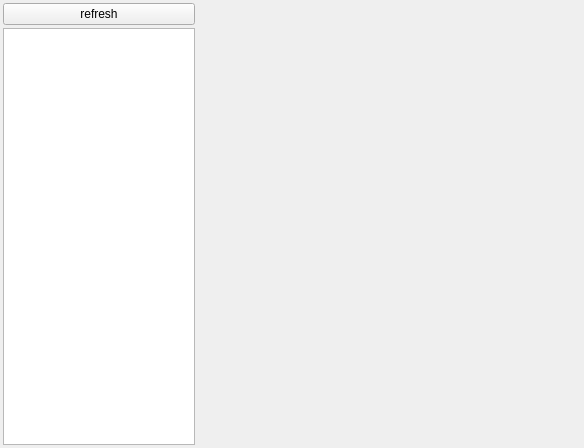
Old version of the form utils/hdf5_viewer.ui in the repository dean-nanomol/nanomol.
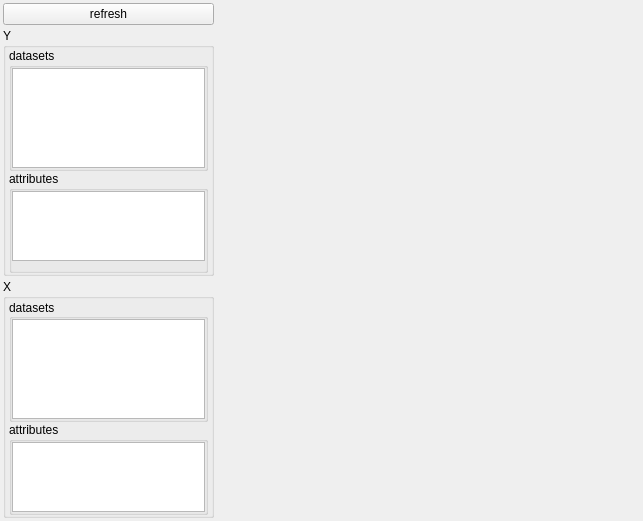
New version of the form.

Commit message: update hdf5 viewer

Patch:
```diff
--- a/utils/hdf5_viewer.ui
+++ b/utils/hdf5_viewer.ui
@@ -6,8 +6,8 @@
    <rect>
     <x>0</x>
     <y>0</y>
-    <width>584</width>
-    <height>448</height>
+    <width>643</width>
+    <height>521</height>
    </rect>
   </property>
   <property name="windowTitle">
@@ -30,7 +30,10 @@
     <number>3</number>
    </property>
    <item>
-    <layout class="QVBoxLayout" name="verticalLayout">
+    <layout class="QVBoxLayout" name="verticalLayout" stretch="0,0,0">
+     <property name="spacing">
+      <number>3</number>
+     </property>
      <item>
       <widget class="QPushButton" name="refresh_pushbutton">
        <property name="text">
@@ -39,10 +42,209 @@
       </widget>
      </item>
      <item>
-      <widget class="QTreeView" name="datafile_treeview">
-       <property name="itemsExpandable">
-        <bool>true</bool>
+      <widget class="QGroupBox" name="groupBox_2">
+       <property name="minimumSize">
+        <size>
+         <width>0</width>
+         <height>20</height>
+        </size>
        </property>
+       <property name="title">
+        <string>Y</string>
+       </property>
+       <layout class="QVBoxLayout" name="verticalLayout_3" stretch="7,3">
+        <property name="spacing">
+         <number>0</number>
+        </property>
+        <property name="leftMargin">
+         <number>3</number>
+        </property>
+        <property name="topMargin">
+         <number>0</number>
+        </property>
+        <property name="rightMargin">
+         <number>3</number>
+        </property>
+        <property name="bottomMargin">
+         <number>0</number>
+        </property>
+        <item>
+         <widget class="QGroupBox" name="groupBox_6">
+          <property name="minimumSize">
+           <size>
+            <width>0</width>
+            <height>0</height>
+           </size>
+          </property>
+          <property name="title">
+           <string>datasets</string>
+          </property>
+          <layout class="QHBoxLayout" name="horizontalLayout_3">
+           <property name="spacing">
+            <number>0</number>
+           </property>
+           <property name="leftMargin">
+            <number>0</number>
+           </property>
+           <property name="topMargin">
+            <number>0</number>
+           </property>
+           <property name="rightMargin">
+            <number>0</number>
+           </property>
+           <property name="bottomMargin">
+            <number>0</number>
+           </property>
+           <item>
+            <widget class="QTreeView" name="datafile_treeview_Y">
+             <property name="selectionMode">
+              <enum>QAbstractItemView::ExtendedSelection</enum>
+             </property>
+             <property name="selectionBehavior">
+              <enum>QAbstractItemView::SelectItems</enum>
+             </property>
+             <property name="itemsExpandable">
+              <bool>true</bool>
+             </property>
+             <attribute name="headerVisible">
+              <bool>false</bool>
+             </attribute>
+            </widget>
+           </item>
+          </layout>
+         </widget>
+        </item>
+        <item>
+         <widget class="QGroupBox" name="groupBox_5">
+          <property name="minimumSize">
+           <size>
+            <width>0</width>
+            <height>0</height>
+           </size>
+          </property>
+          <property name="title">
+           <string>attributes</string>
+          </property>
+          <layout class="QHBoxLayout" name="horizontalLayout_2">
+           <property name="spacing">
+            <number>0</number>
+           </property>
+           <property name="leftMargin">
+            <number>0</number>
+           </property>
+           <property name="topMargin">
+            <number>0</number>
+           </property>
+           <property name="rightMargin">
+            <number>0</number>
+           </property>
+           <item>
+            <widget class="QTableView" name="attrs_tableview_Y"/>
+           </item>
+          </layout>
+         </widget>
+        </item>
+       </layout>
+      </widget>
+     </item>
+     <item>
+      <widget class="QGroupBox" name="groupBox">
+       <property name="sizePolicy">
+        <sizepolicy hsizetype="Preferred" vsizetype="Preferred">
+         <horstretch>0</horstretch>
+         <verstretch>0</verstretch>
+        </sizepolicy>
+       </property>
+       <property name="minimumSize">
+        <size>
+         <width>0</width>
+         <height>0</height>
+        </size>
+       </property>
+       <property name="title">
+        <string>X</string>
+       </property>
+       <layout class="QVBoxLayout" name="verticalLayout_2" stretch="7,3">
+        <property name="spacing">
+         <number>0</number>
+        </property>
+        <property name="leftMargin">
+         <number>3</number>
+        </property>
+        <property name="topMargin">
+         <number>0</number>
+        </property>
+        <property name="rightMargin">
+         <number>3</number>
+        </property>
+        <property name="bottomMargin">
+         <number>0</number>
+        </property>
+        <item>
+         <widget class="QGroupBox" name="groupBox_3">
+          <property name="title">
+           <string>datasets</string>
+          </property>
+          <property name="alignment">
+           <set>Qt::AlignLeading|Qt::AlignLeft|Qt::AlignVCenter</set>
+          </property>
+          <property name="flat">
+           <bool>false</bool>
+          </property>
+          <layout class="QHBoxLayout" name="horizontalLayout_4">
+           <property name="spacing">
+            <number>0</number>
+           </property>
+           <property name="leftMargin">
+            <number>0</number>
+           </property>
+           <property name="topMargin">
+            <number>0</number>
+           </property>
+           <property name="rightMargin">
+            <number>0</number>
+           </property>
+           <property name="bottomMargin">
+            <number>0</number>
+           </property>
+           <item>
+            <widget class="QTreeView" name="datafile_treeview_X">
+             <attribute name="headerVisible">
+              <bool>false</bool>
+             </attribute>
+            </widget>
+           </item>
+          </layout>
+         </widget>
+        </item>
+        <item>
+         <widget class="QGroupBox" name="groupBox_4">
+          <property name="title">
+           <string>attributes</string>
+          </property>
+          <layout class="QHBoxLayout" name="horizontalLayout_5">
+           <property name="spacing">
+            <number>0</number>
+           </property>
+           <property name="leftMargin">
+            <number>0</number>
+           </property>
+           <property name="topMargin">
+            <number>0</number>
+           </property>
+           <property name="rightMargin">
+            <number>0</number>
+           </property>
+           <property name="bottomMargin">
+            <number>0</number>
+           </property>
+           <item>
+            <widget class="QTableView" name="attrs_tableview_X"/>
+           </item>
+          </layout>
+         </widget>
+        </item>
+       </layout>
       </widget>
      </item>
     </layout>
```
The commit also changes 3 other files.
